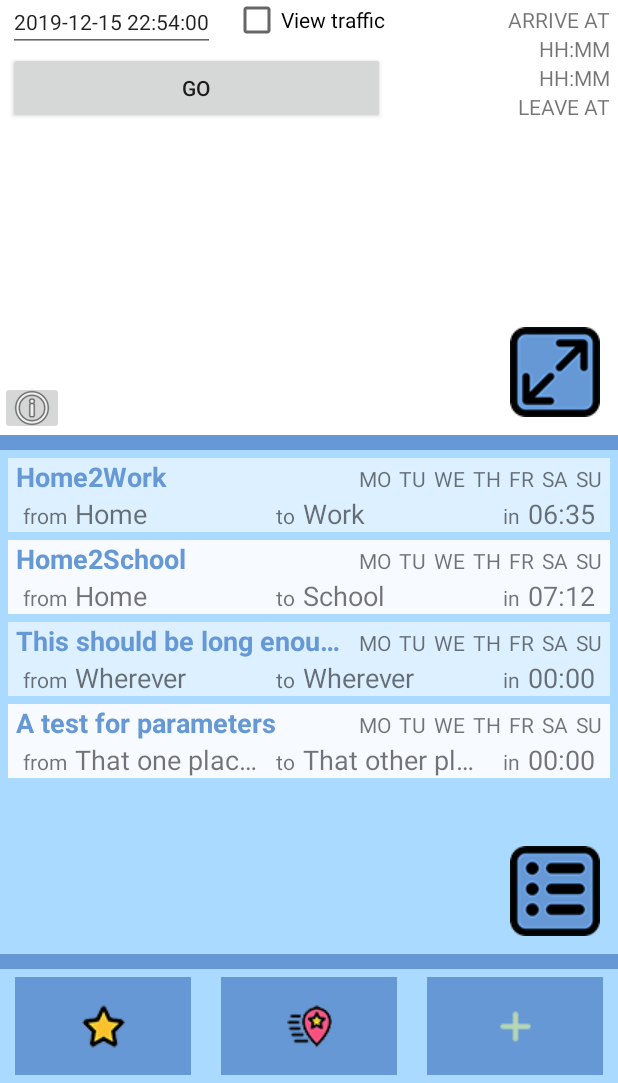
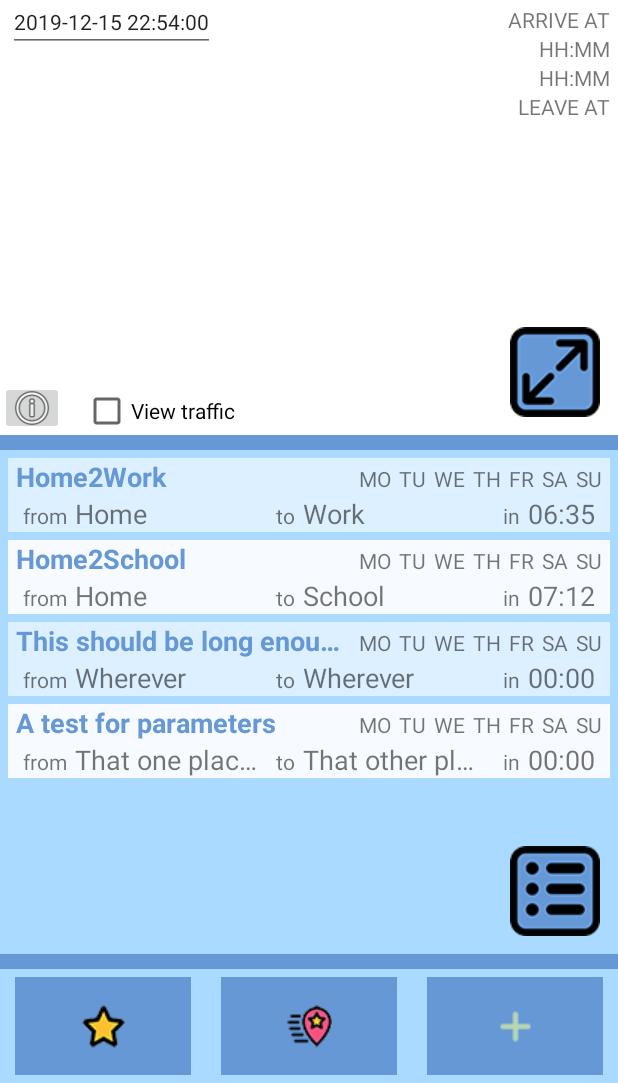
Before and after one commit to tbrigljev/CommuteScheduler, an Android app: the screen it shows after launch (MainActivity), after a tap on "Show overlay information", on a phone screen of 412 x 824 dp, the part 153-1236 px from its top. Run offline under Robolectric (Android 15) with nearby library versions, the phone set to English and light mode, and no system bars; libraries missing offline, so code that uses them is left out: com.google.maps.android.

Commit message:
Selection list and update values/map but problem with the new items insertes, they get overwritten by previous items.

```diff
--- a/app/src/main/java/com/mobop/commutescheduler/CommutesItems.kt
+++ b/app/src/main/java/com/mobop/commutescheduler/CommutesItems.kt
@@ -19,7 +19,7 @@ class CommutesItemsList{
             start_time = "07:12",
             arrival = "School",
             arrival_address = "Avenue de Provence 6, 1007 Lausanne",
-            arrival_time = "08:24",
+            arrival_time = "2020-01-15 08:24:00",
             days = mutableListOf(R.string.Tuesday, R.string.Thursday),
             duration = "01:12"/*,
             reminder_on = true,
@@ -34,7 +34,7 @@ class CommutesItemsList{
             start_time = "06:35",
             arrival = "Work",
             arrival_address = "Route de Morat 135, 1763 Granges-Paccot",
-            arrival_time = "07:00",
+            arrival_time = "2020-02-20 07:00:00",
             days = mutableListOf(R.string.Monday, R.string.Wednesday, R.string.Friday),
             duration = "00:25"/*,
             reminder_on = false,
@@ -50,7 +50,7 @@ class CommutesItemsList{
             start_time = "00:00",
             arrival = "Wherever",
             arrival_address = "Avenue of Path, 20000 City",
-            arrival_time = "00:00",
+            arrival_time = "2020-01-15 08:24:00",
             days = mutableListOf(R.string.Saturday, R.string.Sunday),
             duration = "00:00"/*,
             reminder_on = false,
@@ -66,7 +66,7 @@ class CommutesItemsList{
             arrival = "That other place that has a very long name",
             arrival_address = "Alley of Way, 40000 City",
             days = mutableListOf(R.string.Sunday),
-            arrival_time = "00:00"/*,
+            arrival_time = "2020-01-15 08:24:00"/*,
             duration = "00:00",
             reminder_on = true,
             reminder_tune = "DING",
--- a/app/src/main/java/com/mobop/commutescheduler/FragmentMap.kt
+++ b/app/src/main/java/com/mobop/commutescheduler/FragmentMap.kt
@@ -9,6 +9,7 @@ import android.view.ViewGroup
 import android.widget.Button
 import android.widget.CheckBox
 import android.widget.ImageButton
+import android.widget.TextView
 import androidx.constraintlayout.widget.ConstraintLayout
 import androidx.fragment.app.Fragment
 import com.google.android.gms.maps.CameraUpdateFactory
@@ -29,6 +30,8 @@ class FragmentMap(screen : Int) : Fragment(), OnMapReadyCallback{
 
     companion object {
         lateinit var mMap: GoogleMap
+        lateinit var mapFieldCommuteName : TextView
+        lateinit var mapFieldCommuteDuration : TextView
 
     }
     private var mListener : OnFragmentInteractionListener? = null
@@ -38,11 +41,13 @@ class FragmentMap(screen : Int) : Fragment(), OnMapReadyCallback{
     private var fragmentID = 1
     private var source : IntArray = intArrayOf(0, 0)
 
+
+
+
     private lateinit var returnMapButton : ImageButton
     private lateinit var addMapButton : ImageButton
     private lateinit var enhanceMapButton : ImageButton
     private lateinit var overlayMapButton : ImageButton
-    private lateinit var goMapButton : Button
     private lateinit var arriveDateMapInput : TextInputEditText
     private lateinit var viewTrafficMapCheck : CheckBox
 
@@ -70,6 +75,11 @@ class FragmentMap(screen : Int) : Fragment(), OnMapReadyCallback{
                 as SupportMapFragment
         googleMapFragment.getMapAsync(this)
 
+        mapFieldCommuteName =
+            view.findViewById(R.id.map_field_commute_name) as TextView
+        mapFieldCommuteDuration =
+            view.findViewById(R.id.map_field_commute_duration) as TextView
+
         enhanceMapButton =
             view.findViewById(R.id.map_button_enhance) as ImageButton
         addMapButton =
@@ -78,8 +88,7 @@ class FragmentMap(screen : Int) : Fragment(), OnMapReadyCallback{
             view.findViewById(R.id.map_button_return) as ImageButton
         overlayMapButton =
             view.findViewById(R.id.map_button_overlay) as ImageButton
-        goMapButton =
-            view.findViewById(R.id.button_go) as Button
+
         arriveDateMapInput=
             view.findViewById(R.id.text_date) as TextInputEditText
         viewTrafficMapCheck = view.findViewById(R.id.view_traffic) as CheckBox
@@ -101,15 +110,7 @@ class FragmentMap(screen : Int) : Fragment(), OnMapReadyCallback{
         overlayMapButton.setOnClickListener{
             doMapOverlay(layoutOverlay)
         }
-        goMapButton.setOnClickListener{view ->
-           /* var arrival_time = arriveDateMapInput!!.text
-            MainActivity.mGoogleAPI!!.requestRoute(
-                "Activity",
-                "",
-                start,
-                arrival,
-                arrival_time.toString())*/
-        }
+
         viewTrafficMapCheck.setOnCheckedChangeListener{
                 buttonView, isChecked ->
             if(isChecked){ mMap.isTrafficEnabled = true }
--- a/app/src/main/java/com/mobop/commutescheduler/MainActivity.kt
+++ b/app/src/main/java/com/mobop/commutescheduler/MainActivity.kt
@@ -61,7 +61,7 @@ class MainActivity :
     lateinit var settings_item : MenuItem
 
     companion object{
-        var commutes : Commutes? = null
+        var commutes : Commute? = null
         var start_time : String = "Now"
         lateinit var GoogleKey : String
         var mGoogleAPI : GoogleAPI?=null
@@ -84,6 +84,7 @@ class MainActivity :
         setContentView(R.layout.activity_main)
 
         commutesList = CommutesItemsList()
+        mGoogleAPI = GoogleAPI(this)
 
         mFragmentManager.beginTransaction()
             .add(R.id.main_container_fragments, homeFragment,"home")
@@ -112,22 +113,38 @@ class MainActivity :
         /* This object contains all the methods fo using the ***** */
         /* *** Google API **************************************** */
         GoogleKey = getString(R.string.GoogleMapsKey)
-        mGoogleAPI = GoogleAPI(this)
+
+    }
+
+
+
+    override fun onCreateOptionsMenu(menu : Menu) : Boolean {
+        menuInflater.inflate(R.menu.main_menu, menu)
+        settings_item = menu.findItem(R.id.action_settings)
+        return true
     }
 
     /* *********************************************************** */
     /* routeRequestReady() *************************************** */
     /* Function that receives the result of the Google request *** */
     /* already formatted ***************************************** */
-    fun routeRequestedReady(mCommute : Commute){
+
+    fun routeRequestedReady(mCommute : Commute, isNew : Boolean){
 //        mTextArrival!!.text = mCommute.arrival_time
 //        mTextDistance!!.text = mCommute.distance
 //        mTextDuration!!.text = mCommute.duration
 //        mTextDurationTraffic!!.text = mCommute.duration_traffic
 //        mTextDeparture!!.text = mCommute.start_time
 //        // result!!.text = mCommute.raw_data
+        if (isNew) {
             commutesList!!.commutesItemsList.add(mCommute)
             FragmentCommutes.mRecyclerView!!.adapter!!.notifyDataSetChanged()
+            var lastPos = commutesList!!.commutesItemsList.size - 1
+            FragmentCommutes.mRecyclerView!!.smoothScrollToPosition(lastPos);
+            //FragmentCommutes.mAdapter!!.viewLayouts(false,true,lastPos) //Gives an execption ??
+        }
+        FragmentMap.mapFieldCommuteDuration.setText(mCommute.duration)
+        FragmentMap.mapFieldCommuteName.setText(mCommute.name)
 
         var builder : LatLngBounds.Builder = LatLngBounds.Builder()
         builder.include(mCommute.start_address_LatLng)
@@ -138,10 +155,12 @@ class MainActivity :
         FragmentMap.mMap.clear()
 
         /* Creating the start and arrival markers *************** */
-        FragmentMap.mMap.addMarker(MarkerOptions()
+        FragmentMap.mMap.addMarker(
+            MarkerOptions()
                 .position(mCommute.start_address_LatLng!!)
                 .title(mCommute.start_address))
-        FragmentMap.mMap.addMarker(MarkerOptions()
+        FragmentMap.mMap.addMarker(
+            MarkerOptions()
                 .position(mCommute.arrival_address_LatLng!!)
                 .title(mCommute.arrival_address))
         FragmentMap.mMap.moveCamera(CameraUpdateFactory.newLatLngBounds(bounds, 60))
@@ -160,11 +179,6 @@ class MainActivity :
         }
     }
 
-    override fun onCreateOptionsMenu(menu : Menu) : Boolean {
-        menuInflater.inflate(R.menu.main_menu, menu)
-        settings_item = menu.findItem(R.id.action_settings)
-        return true
-    }
 
     /* *********************************************************** */
     /* onFragmentInteraction() *********************************** */
--- a/app/src/main/res/layout/fragment_map.xml
+++ b/app/src/main/res/layout/fragment_map.xml
@@ -118,14 +118,14 @@
         <androidx.constraintlayout.widget.ConstraintLayout
             android:id="@+id/map_overlay_optional"
             android:layout_width="match_parent"
-            android:layout_height="wrap_content"
+            android:layout_height="0dp"
             android:layout_marginStart="5dp"
             android:layout_marginTop="5dp"
             android:layout_marginEnd="5dp"
+            app:layout_constraintBottom_toBottomOf="@+id/google_map"
             app:layout_constraintEnd_toEndOf="@+id/fragment_map_container"
             app:layout_constraintStart_toStartOf="@+id/fragment_map_container"
             app:layout_constraintTop_toBottomOf="@+id/fragment_map_text">
-
 
 
             <com.google.android.material.textfield.TextInputLayout
@@ -148,56 +148,46 @@
                 android:id="@+id/view_traffic"
                 android:layout_width="wrap_content"
                 android:layout_height="wrap_content"
-                android:layout_marginStart="12dp"
-                android:layout_marginBottom="5dp"
+                android:layout_marginStart="50dp"
                 android:text="@string/checkbox_view_traffic"
-                app:layout_constraintBottom_toBottomOf="@+id/text_date_input"
-                app:layout_constraintStart_toEndOf="@+id/text_date_input" />
-
-            <Button
-                android:id="@+id/button_go"
-                android:layout_width="0dp"
-                android:layout_height="wrap_content"
-                android:text="@string/button_go"
-                app:layout_constraintEnd_toEndOf="@+id/view_traffic"
-                app:layout_constraintStart_toStartOf="@+id/map_overlay_optional"
-                app:layout_constraintTop_toBottomOf="@+id/text_date_input" />
+                app:layout_constraintBottom_toBottomOf="parent"
+                app:layout_constraintStart_toStartOf="parent" />
 
             <TextView
                 android:id="@+id/text_distance"
                 android:layout_width="wrap_content"
                 android:layout_height="wrap_content"
                 android:text="@string/field_distance"
+                app:layout_constraintBottom_toTopOf="@+id/text_arrival"
                 app:layout_constraintEnd_toEndOf="@+id/map_overlay_optional"
-                app:layout_constraintTop_toTopOf="@+id/map_overlay_optional"
-                app:layout_constraintBottom_toTopOf="@+id/text_arrival"/>
+                app:layout_constraintTop_toTopOf="@+id/map_overlay_optional" />
 
             <TextView
                 android:id="@+id/text_arrival"
                 android:layout_width="wrap_content"
                 android:layout_height="wrap_content"
                 android:text="@string/field_arrival_time"
+                app:layout_constraintBottom_toTopOf="@+id/text_duration"
                 app:layout_constraintEnd_toEndOf="@+id/map_overlay_optional"
-                app:layout_constraintTop_toBottomOf="@+id/text_distance"
-                app:layout_constraintBottom_toTopOf="@+id/text_duration"/>
+                app:layout_constraintTop_toBottomOf="@+id/text_distance" />
 
             <TextView
                 android:id="@+id/text_duration"
                 android:layout_width="wrap_content"
                 android:layout_height="wrap_content"
                 android:text="@string/field_time"
+                app:layout_constraintBottom_toTopOf="@+id/text_duration_traffic"
                 app:layout_constraintEnd_toEndOf="@+id/map_overlay_optional"
-                app:layout_constraintTop_toBottomOf="@+id/text_arrival"
-                app:layout_constraintBottom_toTopOf="@+id/text_duration_traffic"/>
+                app:layout_constraintTop_toBottomOf="@+id/text_arrival" />
 
             <TextView
                 android:id="@+id/text_duration_traffic"
                 android:layout_width="wrap_content"
                 android:layout_height="wrap_content"
                 android:text="@string/field_time"
+                app:layout_constraintBottom_toTopOf="@+id/text_departure"
                 app:layout_constraintEnd_toEndOf="@+id/map_overlay_optional"
-                app:layout_constraintTop_toBottomOf="@+id/text_duration"
-                app:layout_constraintBottom_toTopOf="@+id/text_departure"/>
+                app:layout_constraintTop_toBottomOf="@+id/text_duration" />
 
             <TextView
                 android:id="@+id/text_departure"
@@ -205,8 +195,7 @@
                 android:layout_height="wrap_content"
                 android:text="@string/field_departure_time"
                 app:layout_constraintEnd_toEndOf="@+id/map_overlay_optional"
-                app:layout_constraintTop_toBottomOf="@+id/text_duration_traffic"
-                app:layout_constraintBottom_toTopOf="@+id/button_go"/>
+                app:layout_constraintTop_toBottomOf="@+id/text_duration_traffic" />
         </androidx.constraintlayout.widget.ConstraintLayout>
 
     </androidx.constraintlayout.widget.ConstraintLayout>
--- a/app/src/main/res/values/strings.xml
+++ b/app/src/main/res/values/strings.xml
@@ -39,10 +39,10 @@
     <string name="text_alarm">Alarm</string>
 
     <string name="field_commute_name">COMMUTE NAME</string>
-    <string name="field_departure">START</string>
+    <string name="field_departure">Set the start point</string>
     <string name="field_departure_address">START_ADDRESS</string>
     <string name="field_departure_time">LEAVE AT</string>
-    <string name="field_arrival">ARRIVAL</string>
+    <string name="field_arrival">Set the arrival point</string>
     <string name="field_arrival_address">ARRIVAL_ADDRESS</string>
     <string name="field_arrival_time">ARRIVE AT</string>
     <string name="field_distance">LENGTH</string>
```
Also changed, not shown: app/src/main/java/com/mobop/commutescheduler/CommutesAdapter.kt (+40 -11 lines), app/src/main/java/com/mobop/commutescheduler/FragmentCommutes.kt (+13 -1 lines), app/src/main/java/com/mobop/commutescheduler/FragmentEdit.kt (+41 -4 lines), app/src/main/java/com/mobop/commutescheduler/GoogleAPI.kt (+8 -4 lines), app/src/main/res/layout/fragment_edit.xml (+6 -7 lines). Lines whose indentation alone changed are shown as unchanged.
